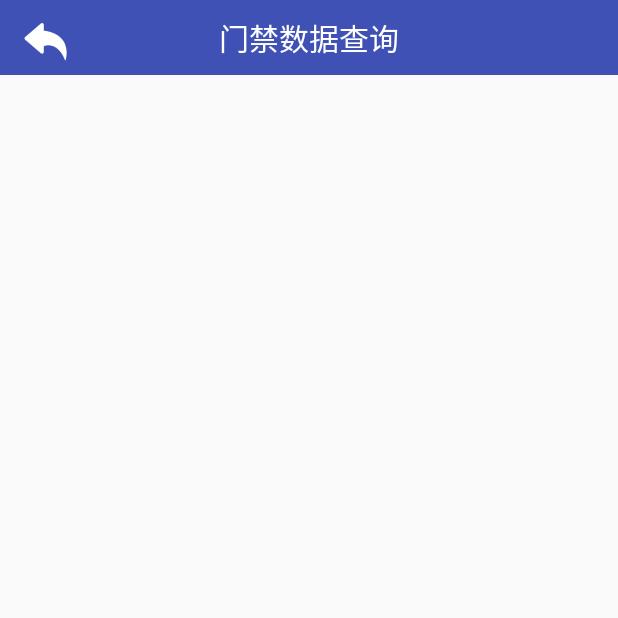
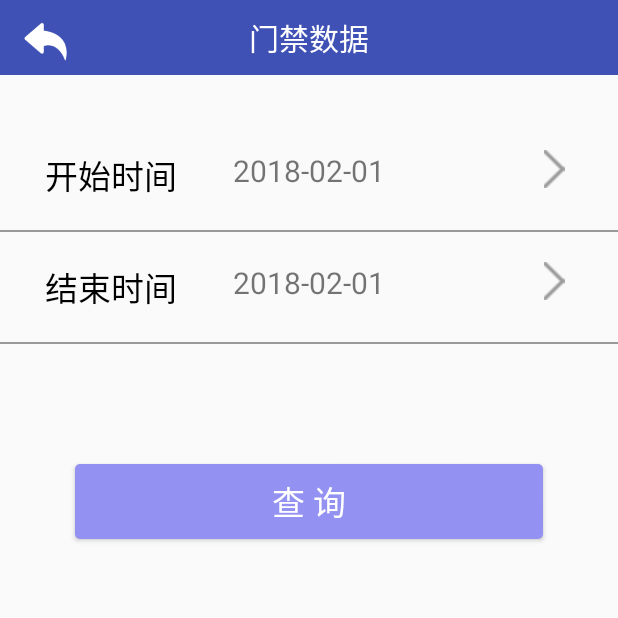
Before and after one commit to AndyYan1010/Christie02, an Android app: the AccessdataActivity screen opened directly, with no data from a screen before it, on a phone screen of 412 x 824 dp, the top half of it. Run offline under Robolectric (Android 15) with nearby library versions, the phone set to English and light mode, and no system bars.

Commit message:
mine  lala

```diff
--- a/app/src/main/java/com/example/administrator/christie/activity/AccessdataActivity.java
+++ b/app/src/main/java/com/example/administrator/christie/activity/AccessdataActivity.java
@@ -1,15 +1,17 @@
 package com.example.administrator.christie.activity;
 
 import android.os.Bundle;
-import android.view.View;
+import android.support.v4.app.Fragment;
+import android.support.v4.app.FragmentTransaction;
 import android.widget.ImageView;
 import android.widget.TextView;
 
 import com.example.administrator.christie.R;
+import com.example.administrator.christie.fragment.AccesscontrolInfoFragment;
 
-public class AccessdataActivity extends BaseActivity implements View.OnClickListener {
+public class AccessdataActivity extends BaseActivity {
 
-    private TextView mTv_title;
+    private TextView  mTv_title;
     private ImageView mImg_back;
 
     @Override
@@ -21,22 +23,13 @@ public class AccessdataActivity extends BaseActivity implements View.OnClickList
     }
 
     private void initView() {
-        mTv_title = (TextView) findViewById(R.id.tv_title);
-        mImg_back = (ImageView) findViewById(R.id.img_back);
-        mTv_title.setText("门禁数据查询");
-        mImg_back.setOnClickListener(this);
     }
 
     private void initData() {
-
+        Fragment accessdataFt = new AccesscontrolInfoFragment();
+        FragmentTransaction ftt = getSupportFragmentManager().beginTransaction();
+        ftt.add(R.id.frame_accessdata, accessdataFt, "accessdataFt");
+        ftt.commit();
     }
 
-    @Override
-    public void onClick(View view) {
-        switch (view.getId()){
-            case R.id.img_back:
-                finish();
-                break;
-        }
-    }
 }
--- a/app/src/main/java/com/example/administrator/christie/adapter/IconAdapter.java
+++ b/app/src/main/java/com/example/administrator/christie/adapter/IconAdapter.java
@@ -158,7 +158,7 @@ public class IconAdapter extends RecyclerView.Adapter<IconAdapter.ViewHolder> {
             //                        startActivity(intent);
             //                    }
         }
-        if ("门禁数据查询".equals(title)) {
+        if ("门禁数据".equals(title)) {
             //                    if (functionlist.contains(Consts.MJSJCX)) {
             mContext.startActivity(new Intent(mContext, AccessdataActivity.class));
             //                    } else {
--- /dev/null
+++ b/app/src/main/java/com/example/administrator/christie/fragment/AccesscontrolInfoFragment.java
@@ -0,0 +1,103 @@
+package com.example.administrator.christie.fragment;
+
+import android.app.DatePickerDialog;
+import android.os.Bundle;
+import android.support.v4.app.Fragment;
+import android.support.v4.app.FragmentTransaction;
+import android.view.LayoutInflater;
+import android.view.View;
+import android.view.ViewGroup;
+import android.widget.Button;
+import android.widget.DatePicker;
+import android.widget.ImageView;
+import android.widget.TextView;
+
+import com.example.administrator.christie.R;
+
+import java.util.Calendar;
+
+/**
+ * @创建者 AndyYan
+ * @创建时间 2018/4/19 8:36
+ * @描述 ${TODO}
+ * @更新者 $Author$
+ * @更新时间 $Date$
+ * @更新描述 ${TODO}
+ */
+
+public class AccesscontrolInfoFragment extends Fragment implements View.OnClickListener {
+    private View     mRootView;
+    private TextView mTv_title, mTv_start_time, mTv_end_time;
+    private ImageView mImg_back, mImg_select_st, mImg_select_end;
+    private Button mBt_search;
+
+    @Override
+    public View onCreateView(LayoutInflater inflater, ViewGroup container, Bundle savedInstanceState) {
+        mRootView = inflater.inflate(R.layout.fragment_access_control, container, false);
+        initView();
+        initData();
+        return mRootView;
+    }
+
+    private void initView() {
+        mImg_back = (ImageView) mRootView.findViewById(R.id.img_back);
+        mTv_title = (TextView) mRootView.findViewById(R.id.tv_title);
+        mTv_start_time = (TextView) mRootView.findViewById(R.id.tv_start_time);
+        mTv_end_time = (TextView) mRootView.findViewById(R.id.tv_end_time);
+        mImg_select_st = (ImageView) mRootView.findViewById(R.id.img_select_st);
+        mImg_select_end = (ImageView) mRootView.findViewById(R.id.img_select_end);
+        mBt_search = (Button) mRootView.findViewById(R.id.bt_search);
+        mTv_title.setText("门禁数据");
+        mImg_back.setOnClickListener(this);
+        mImg_select_st.setOnClickListener(this);
+        mImg_select_end.setOnClickListener(this);
+        mBt_search.setOnClickListener(this);
+    }
+
+    private void initData() {
+
+    }
+
+    @Override
+    public void onClick(View view) {
+        switch (view.getId()) {
+            case R.id.img_back:
+                getActivity().finish();
+                break;
+            case R.id.img_select_st:
+                //打开时间选择器
+                Calendar calendar = Calendar.getInstance();
+                showDatePickerDialog(calendar, 2, 1);
+                break;
+            case R.id.img_select_end:
+                //打开时间选择器
+                Calendar calendar2 = Calendar.getInstance();
+                showDatePickerDialog(calendar2, 2, 2);
+                break;
+            case R.id.bt_search:
+                //获取开始时间 和结束时间，跳转数据结果
+                FragmentTransaction ftt = getFragmentManager().beginTransaction();
+                AccessInfoResultFragment infoResultFragment = new AccessInfoResultFragment();
+                String startT = String.valueOf(mTv_start_time.getText());
+                String endT = String.valueOf(mTv_end_time.getText());
+                infoResultFragment.setData(startT, endT);
+                ftt.add(R.id.frame_accessdata, infoResultFragment, "infoResultFragment");
+                ftt.addToBackStack(null);
+                ftt.commit();
+                break;
+        }
+    }
+
+    private void showDatePickerDialog(Calendar calendar, int themeResId, final int kind) {
+        new DatePickerDialog(getContext(), themeResId, new DatePickerDialog.OnDateSetListener() {
+
+            @Override
+            public void onDateSet(DatePicker datePicker, int i, int i1, int i2) {
+                if (kind == 1)
+                    mTv_start_time.setText("" + i + "-" + (i1 + 1) + "-" + i2);
+                if (kind == 2)
+                    mTv_end_time.setText("" + i + "-" + (i1 + 1) + "-" + i2);
+            }
+        }, calendar.get(Calendar.YEAR), calendar.get(Calendar.MONTH), calendar.get(Calendar.DAY_OF_MONTH)).show();
+    }
+}
--- /dev/null
+++ b/app/src/main/res/drawable/bt_search_bac.xml
@@ -0,0 +1,12 @@
+<?xml version="1.0" encoding="utf-8"?>
+<shape xmlns:android="http://schemas.android.com/apk/res/android">
+    <size
+        android:width="50dp"
+        android:height="15dp"/>
+    <solid android:color="#9391f2"/>
+    <corners
+        android:bottomLeftRadius="3dp"
+        android:topLeftRadius="3dp"
+        android:topRightRadius="3dp"
+        android:bottomRightRadius="3dp"/>
+</shape>
--- a/app/src/main/res/layout/activity_accessdata.xml
+++ b/app/src/main/res/layout/activity_accessdata.xml
@@ -7,6 +7,10 @@
               android:orientation="vertical"
               tools:context="com.example.administrator.christie.activity.AccessdataActivity">
 
-    <include layout="@layout/title_view"/>
-
+    <!--<include layout="@layout/title_view"/>-->
+    <FrameLayout
+        android:id="@+id/frame_accessdata"
+        android:layout_width="match_parent"
+        android:layout_height="match_parent">
+    </FrameLayout>
 </LinearLayout>
--- /dev/null
+++ b/app/src/main/res/layout/fragment_access_control.xml
@@ -0,0 +1,98 @@
+<?xml version="1.0" encoding="utf-8"?>
+<LinearLayout xmlns:android="http://schemas.android.com/apk/res/android"
+              android:layout_width="match_parent"
+              android:layout_height="match_parent"
+              android:orientation="vertical">
+
+    <include layout="@layout/title_view"/>
+
+    <RelativeLayout
+        android:layout_width="match_parent"
+        android:layout_height="wrap_content"
+        android:layout_marginBottom="20dp"
+        android:layout_marginTop="50dp"
+        android:gravity="center_vertical">
+
+        <TextView
+            android:id="@+id/tv_start"
+            android:layout_width="wrap_content"
+            android:layout_height="wrap_content"
+            android:layout_marginLeft="30dp"
+            android:layout_marginRight="10dp"
+            android:text="开始时间"
+            android:textColor="@color/bottom_button_text_black"
+            android:textSize="22sp"/>
+
+        <TextView
+            android:id="@+id/tv_start_time"
+            android:layout_width="wrap_content"
+            android:layout_height="wrap_content"
+            android:layout_centerHorizontal="true"
+            android:text="2018-02-01"
+            android:textSize="20sp"/>
+
+        <ImageView
+            android:id="@+id/img_select_st"
+            android:layout_width="25dp"
+            android:layout_height="25dp"
+            android:layout_alignParentRight="true"
+            android:layout_marginRight="30dp"
+            android:src="@drawable/my_mine_next"/>
+    </RelativeLayout>
+
+    <View
+        android:layout_width="match_parent"
+        android:layout_height="1dp"
+        android:background="@color/bottom_button_text_gray"/>
+
+    <RelativeLayout
+        android:layout_width="match_parent"
+        android:layout_height="wrap_content"
+        android:layout_marginBottom="20dp"
+        android:layout_marginTop="20dp"
+        android:gravity="center_vertical">
+
+        <TextView
+            android:id="@+id/tv_end"
+            android:layout_width="wrap_content"
+            android:layout_height="wrap_content"
+            android:layout_marginLeft="30dp"
+            android:layout_marginRight="10dp"
+            android:text="结束时间"
+            android:textColor="@color/bottom_button_text_black"
+            android:textSize="22sp"/>
+
+        <TextView
+            android:id="@+id/tv_end_time"
+            android:layout_width="wrap_content"
+            android:layout_height="wrap_content"
+            android:layout_centerHorizontal="true"
+            android:text="2018-02-01"
+            android:textSize="20sp"/>
+
+        <ImageView
+            android:id="@+id/img_select_end"
+            android:layout_width="25dp"
+            android:layout_height="25dp"
+            android:layout_alignParentRight="true"
+            android:layout_marginRight="30dp"
+            android:src="@drawable/my_mine_next"/>
+    </RelativeLayout>
+
+    <View
+        android:layout_width="match_parent"
+        android:layout_height="1dp"
+        android:background="@color/bottom_button_text_gray"/>
+
+    <Button
+        android:id="@+id/bt_search"
+        android:layout_width="match_parent"
+        android:layout_height="50dp"
+        android:layout_marginLeft="50dp"
+        android:layout_marginRight="50dp"
+        android:layout_marginTop="80dp"
+        android:background="@drawable/bt_search_bac"
+        android:text="查 询"
+        android:textSize="22sp"
+        android:textColor="@color/white"/>
+</LinearLayout>
--- a/app/src/main/res/values/colors.xml
+++ b/app/src/main/res/values/colors.xml
@@ -11,4 +11,5 @@
     <color name="light_grey">#f0f0f0</color>
     <color name="super_light_grey">#f6f6f6</color>
     <color name="red">#FF0000</color>
+    <color name="blue_06">#86C6EB</color>
 </resources>
```
Also changed, not shown: app/src/main/java/com/example/administrator/christie/adapter/LVAccessInfoAdapter.java (added, +82 -0 lines), app/src/main/java/com/example/administrator/christie/fragment/AccessInfoResultFragment.java (added, +78 -0 lines), app/src/main/res/layout/fragment_access_info_result.xml (added, +27 -0 lines), app/src/main/res/layout/listview_mjinfo_bl.xml (added, +43 -0 lines).
